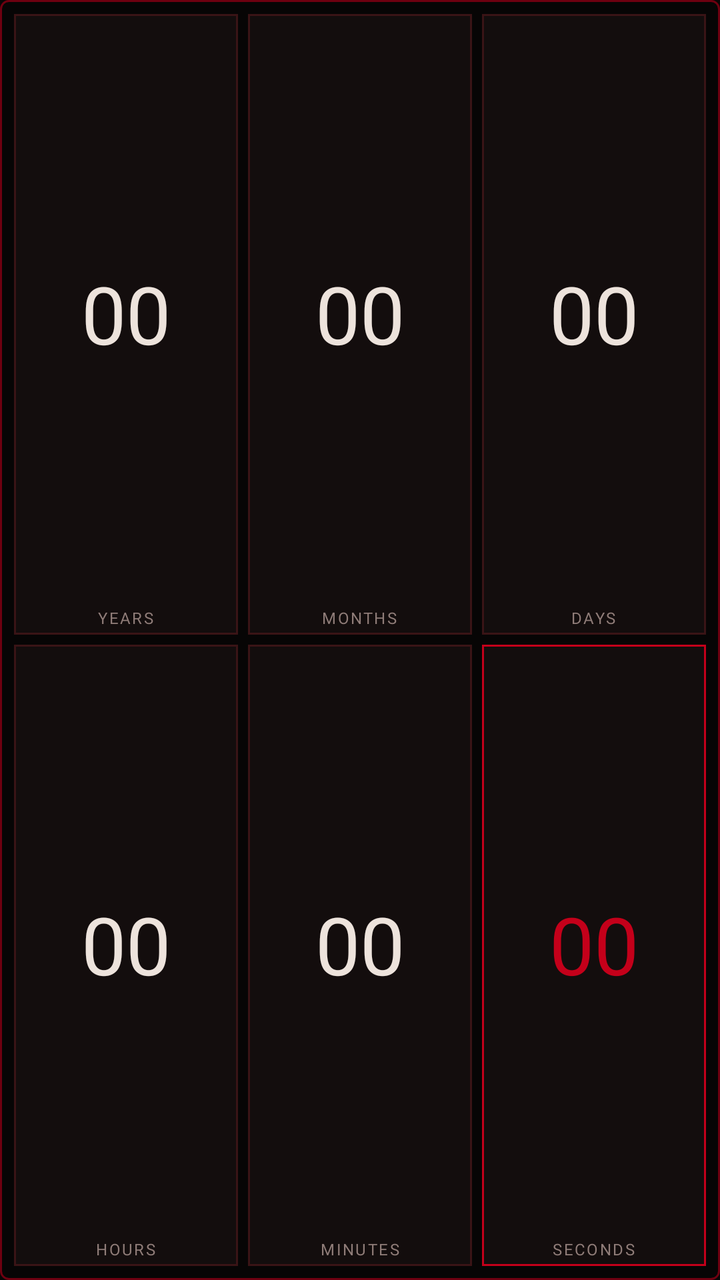
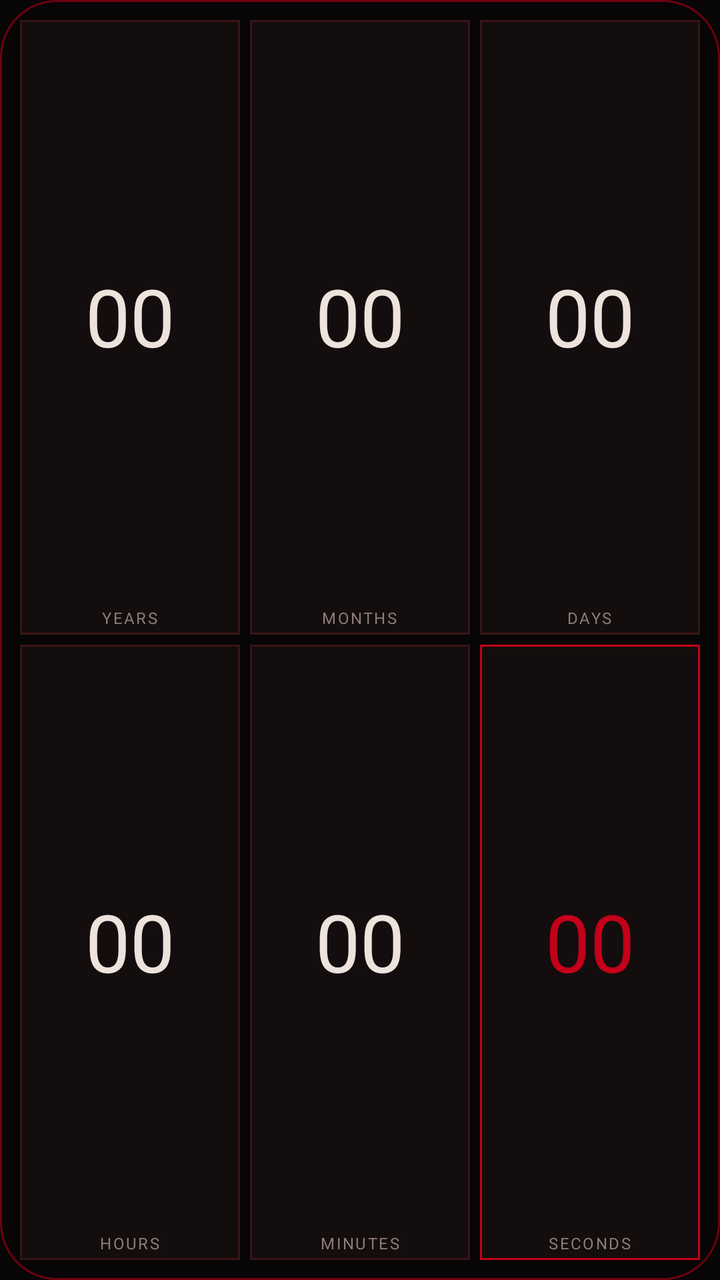

Two renders of the same Android screen: before a commit and after it. Below are the layout's source before the change and the commit's diff.
<!-- AndroidManifest.xml: application theme Theme.BreakingFree -->
<!-- res/layout/widget_units.xml -->
<?xml version="1.0" encoding="utf-8"?>
<LinearLayout xmlns:android="http://schemas.android.com/apk/res/android"
    android:id="@+id/widget_root"
    android:layout_width="match_parent"
    android:layout_height="match_parent"
    android:background="@drawable/widget_bg"
    android:orientation="vertical"
    android:padding="7dp">
    <LinearLayout
        android:layout_width="match_parent"
        android:layout_height="0dp"
        android:layout_weight="1"
        android:orientation="horizontal">
        <LinearLayout
            android:layout_width="0dp"
            android:layout_height="match_parent"
            android:layout_weight="1"
            android:background="@drawable/widget_cell"
            android:gravity="center"
            android:orientation="vertical"
            android:padding="3dp">
            <TextView
                android:id="@+id/widget_y"
                android:layout_width="match_parent"
                android:layout_height="0dp"
                android:layout_weight="1"
                android:autoSizeMaxTextSize="40sp"
                android:autoSizeMinTextSize="10sp"
                android:autoSizeStepGranularity="1sp"
                android:autoSizeTextType="uniform"
                android:fontFamily="@font/anton"
                android:gravity="center"
                android:maxLines="1"
                android:text="00"
                android:textColor="#FFEDE3DC" />
            <TextView
                android:layout_width="wrap_content"
                android:layout_height="wrap_content"
                android:fontFamily="@font/share_tech_mono"
                android:letterSpacing="0.1"
                android:maxLines="1"
                android:text="YEARS"
                android:textColor="#FF8F7C78"
                android:textSize="8sp" />
        </LinearLayout>
        <LinearLayout
            android:layout_width="0dp"
            android:layout_height="match_parent"
            android:layout_weight="1"
            android:layout_marginStart="5dp"
            android:background="@drawable/widget_cell"
            android:gravity="center"
            android:orientation="vertical"
            android:padding="3dp">
            <TextView
                android:id="@+id/widget_mo"
                android:layout_width="match_parent"
                android:layout_height="0dp"
                android:layout_weight="1"
                android:autoSizeMaxTextSize="40sp"
                android:autoSizeMinTextSize="10sp"
                android:autoSizeStepGranularity="1sp"
                android:autoSizeTextType="uniform"
                android:fontFamily="@font/anton"
                android:gravity="center"
                android:maxLines="1"
                android:text="00"
                android:textColor="#FFEDE3DC" />
            <TextView
                android:layout_width="wrap_content"
                android:layout_height="wrap_content"
                android:fontFamily="@font/share_tech_mono"
                android:letterSpacing="0.1"
                android:maxLines="1"
                android:text="MONTHS"
                android:textColor="#FF8F7C78"
                android:textSize="8sp" />
        </LinearLayout>
        <LinearLayout
            android:layout_width="0dp"
            android:layout_height="match_parent"
            android:layout_weight="1"
            android:layout_marginStart="5dp"
            android:background="@drawable/widget_cell"
            android:gravity="center"
            android:orientation="vertical"
            android:padding="3dp">
            <TextView
                android:id="@+id/widget_d"
                android:layout_width="match_parent"
                android:layout_height="0dp"
                android:layout_weight="1"
                android:autoSizeMaxTextSize="40sp"
                android:autoSizeMinTextSize="10sp"
                android:autoSizeStepGranularity="1sp"
                android:autoSizeTextType="uniform"
                android:fontFamily="@font/anton"
                android:gravity="center"
                android:maxLines="1"
                android:text="00"
                android:textColor="#FFEDE3DC" />
            <TextView
                android:layout_width="wrap_content"
                android:layout_height="wrap_content"
                android:fontFamily="@font/share_tech_mono"
                android:letterSpacing="0.1"
                android:maxLines="1"
                android:text="DAYS"
                android:textColor="#FF8F7C78"
                android:textSize="8sp" />
        </LinearLayout>
    </LinearLayout>
    <LinearLayout
        android:layout_width="match_parent"
        android:layout_height="0dp"
        android:layout_weight="1"
        android:layout_marginTop="5dp"
        android:orientation="horizontal">
        <LinearLayout
            android:layout_width="0dp"
            android:layout_height="match_parent"
            android:layout_weight="1"
            android:background="@drawable/widget_cell"
            android:gravity="center"
            android:orientation="vertical"
            android:padding="3dp">
            <TextView
                android:id="@+id/widget_h"
                android:layout_width="match_parent"
                android:layout_height="0dp"
                android:layout_weight="1"
                android:autoSizeMaxTextSize="40sp"
                android:autoSizeMinTextSize="10sp"
                android:autoSizeStepGranularity="1sp"
                android:autoSizeTextType="uniform"
                android:fontFamily="@font/anton"
                android:gravity="center"
                android:maxLines="1"
                android:text="00"
                android:textColor="#FFEDE3DC" />
            <TextView
                android:layout_width="wrap_content"
                android:layout_height="wrap_content"
                android:fontFamily="@font/share_tech_mono"
                android:letterSpacing="0.1"
                android:maxLines="1"
                android:text="HOURS"
                android:textColor="#FF8F7C78"
                android:textSize="8sp" />
        </LinearLayout>
        <LinearLayout
            android:layout_width="0dp"
            android:layout_height="match_parent"
            android:layout_weight="1"
            android:layout_marginStart="5dp"
            android:background="@drawable/widget_cell"
            android:gravity="center"
            android:orientation="vertical"
            android:padding="3dp">
            <TextView
                android:id="@+id/widget_mi"
                android:layout_width="match_parent"
                android:layout_height="0dp"
                android:layout_weight="1"
                android:autoSizeMaxTextSize="40sp"
                android:autoSizeMinTextSize="10sp"
                android:autoSizeStepGranularity="1sp"
                android:autoSizeTextType="uniform"
                android:fontFamily="@font/anton"
                android:gravity="center"
                android:maxLines="1"
                android:text="00"
                android:textColor="#FFEDE3DC" />
            <TextView
                android:layout_width="wrap_content"
                android:layout_height="wrap_content"
                android:fontFamily="@font/share_tech_mono"
                android:letterSpacing="0.1"
                android:maxLines="1"
                android:text="MINUTES"
                android:textColor="#FF8F7C78"
                android:textSize="8sp" />
        </LinearLayout>
        <LinearLayout
            android:layout_width="0dp"
            android:layout_height="match_parent"
            android:layout_weight="1"
            android:layout_marginStart="5dp"
            android:background="@drawable/widget_cell_live"
            android:gravity="center"
            android:orientation="vertical"
            android:padding="3dp">
            <TextView
                android:id="@+id/widget_s"
                android:layout_width="match_parent"
                android:layout_height="0dp"
                android:layout_weight="1"
                android:autoSizeMaxTextSize="40sp"
                android:autoSizeMinTextSize="10sp"
                android:autoSizeStepGranularity="1sp"
                android:autoSizeTextType="uniform"
                android:fontFamily="@font/anton"
                android:gravity="center"
                android:maxLines="1"
                android:text="00"
                android:textColor="#FFC4001A" />
            <TextView
                android:layout_width="wrap_content"
                android:layout_height="wrap_content"
                android:fontFamily="@font/share_tech_mono"
                android:letterSpacing="0.1"
                android:maxLines="1"
                android:text="SECONDS"
                android:textColor="#FF8F7C78"
                android:textSize="8sp" />
        </LinearLayout>
    </LinearLayout>
</LinearLayout>
<!-- resources referenced by this layout -->
<resources>
  <!-- drawable widget_bg (drawable) -->
  <?xml version="1.0" encoding="utf-8"?>
  <shape xmlns:android="http://schemas.android.com/apk/res/android" android:shape="rectangle">
      <solid android:color="#F2080606" />
      <stroke android:width="1dp" android:color="#FF6E0010" />
      <corners android:radius="4dp" />
  </shape>
  <!-- drawable widget_cell (drawable) -->
  <?xml version="1.0" encoding="utf-8"?>
  <shape xmlns:android="http://schemas.android.com/apk/res/android" android:shape="rectangle">
      <solid android:color="#FF130D0D" />
      <stroke android:width="1dp" android:color="#FF3A1416" />
  </shape>
  <!-- drawable widget_cell_live (drawable) -->
  <?xml version="1.0" encoding="utf-8"?>
  <shape xmlns:android="http://schemas.android.com/apk/res/android" android:shape="rectangle">
      <solid android:color="#FF130D0D" />
      <stroke android:width="1dp" android:color="#FFC4001A" />
  </shape>
  <style name="Theme.BreakingFree" parent="android:Theme.Material.NoActionBar">
          <item name="android:windowBackground">@color/void_black</item>
          <item name="android:statusBarColor">@color/void_black</item>
          <item name="android:navigationBarColor">@color/void_black</item>
          <item name="android:colorAccent">@color/blood_red</item>
      </style>
  <color name="void_black">#FF080606</color>
  <color name="blood_red">#FFB0000F</color>
</resources>

<!-- the commit's change to res/layout/widget_units.xml (unified diff, before → after) -->
@@ -5,7 +5,7 @@
     android:layout_height="match_parent"
     android:background="@drawable/widget_bg"
     android:orientation="vertical"
-    android:padding="7dp">
+    android:padding="10dp">
     <LinearLayout
         android:layout_width="match_parent"
         android:layout_height="0dp"
<!-- resource entries referenced after the edit -->
@@ -5,7 +5,7 @@
   <shape xmlns:android="http://schemas.android.com/apk/res/android" android:shape="rectangle">
       <solid android:color="#F2080606" />
       <stroke android:width="1dp" android:color="#FF6E0010" />
-      <corners android:radius="4dp" />
+      <corners android:radius="@dimen/widget_radius" />
   </shape>
   <!-- drawable widget_cell (drawable) -->
   <?xml version="1.0" encoding="utf-8"?>
@@ -25,6 +25,7 @@
           <item name="android:navigationBarColor">@color/void_black</item>
           <item name="android:colorAccent">@color/blood_red</item>
       </style>
+  <dimen name="widget_radius">16dp</dimen>
   <color name="void_black">#FF080606</color>
   <color name="blood_red">#FFB0000F</color>
 </resources>
